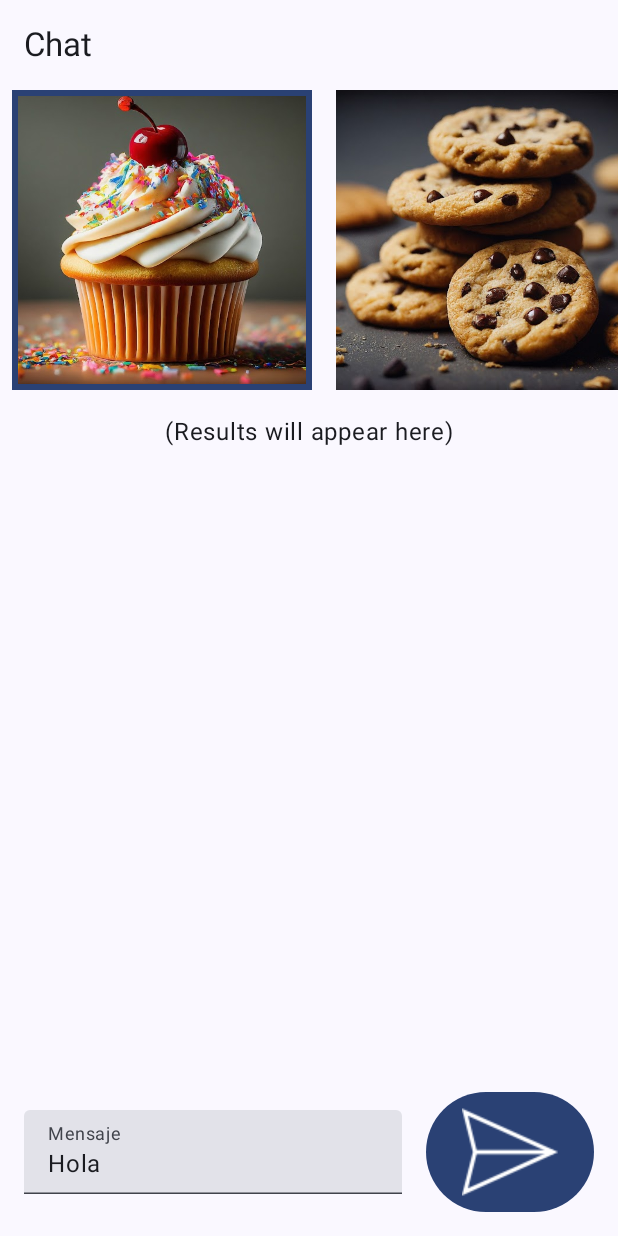
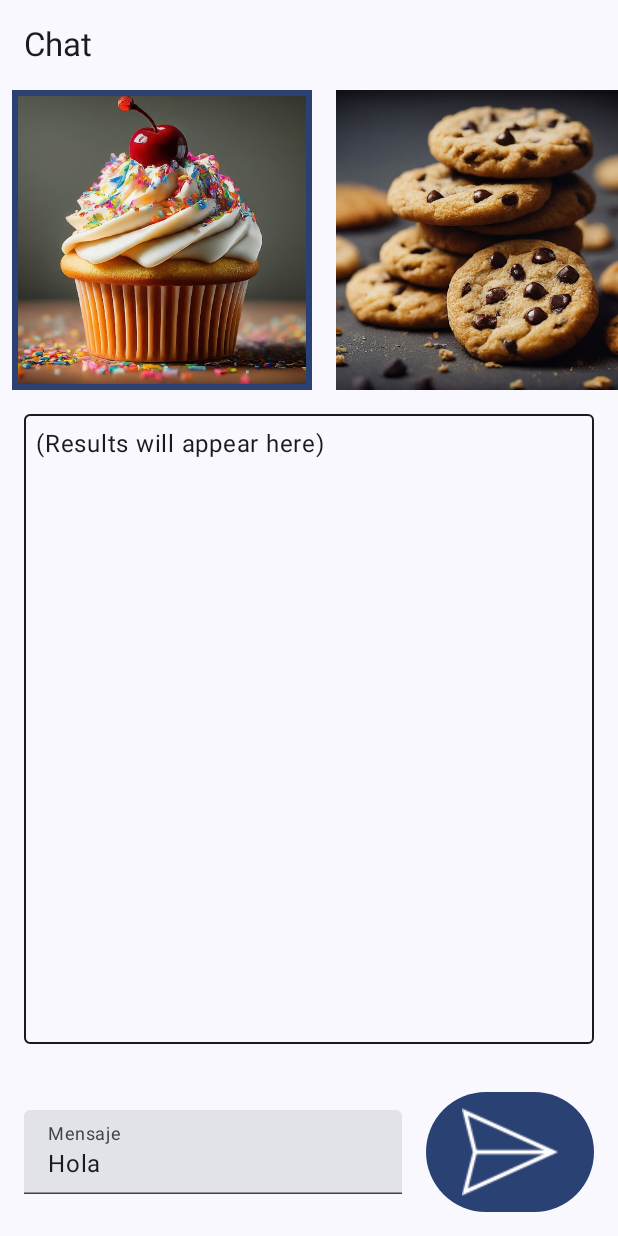
Before and after one commit to apineiroandion/ChatBotGemini, an Android app built with Jetpack Compose: the screen it shows after launch (MainActivity), on a phone screen of 412 x 824 dp. Run offline under Robolectric (Android 15) with nearby library versions, the light colour scheme and no system bars; libraries missing offline, so code that uses them is left out: com.google.ai.client.

Commit message:
Chat Box add to UI

```diff
--- a/app/src/main/java/com/example/apigemini/BakingScreen.kt
+++ b/app/src/main/java/com/example/apigemini/BakingScreen.kt
@@ -5,6 +5,9 @@ import androidx.compose.foundation.BorderStroke
 import androidx.compose.foundation.Image
 import androidx.compose.foundation.border
 import androidx.compose.foundation.clickable
+import androidx.compose.foundation.layout.Arrangement
+import androidx.compose.foundation.layout.Box
+import androidx.compose.foundation.layout.BoxWithConstraints
 import androidx.compose.foundation.layout.Column
 import androidx.compose.foundation.layout.Row
 import androidx.compose.foundation.layout.fillMaxSize
@@ -14,7 +17,9 @@ import androidx.compose.foundation.layout.requiredSize
 import androidx.compose.foundation.lazy.LazyRow
 import androidx.compose.foundation.lazy.itemsIndexed
 import androidx.compose.foundation.rememberScrollState
+import androidx.compose.foundation.shape.RoundedCornerShape
 import androidx.compose.foundation.verticalScroll
+import androidx.compose.material3.BottomAppBar
 import androidx.compose.material3.Button
 import androidx.compose.material3.CircularProgressIndicator
 import androidx.compose.material3.Icon
@@ -65,7 +70,8 @@ fun BakingScreen(
     val context = LocalContext.current
 
     Column(
-        modifier = Modifier.fillMaxSize()
+        modifier = Modifier.fillMaxSize(),
+        verticalArrangement = Arrangement.SpaceBetween
     ) {
         Text(
             text = stringResource(R.string.baking_title),
@@ -95,28 +101,26 @@ fun BakingScreen(
             }
         }
 
-
-
-        if (uiState is UiState.Loading) {
-            CircularProgressIndicator(modifier = Modifier.align(Alignment.CenterHorizontally))
-        } else {
-            var textColor = MaterialTheme.colorScheme.onSurface
-            if (uiState is UiState.Error) {
-                textColor = MaterialTheme.colorScheme.error
-                result = (uiState as UiState.Error).errorMessage
-            } else if (uiState is UiState.Success) {
-                textColor = MaterialTheme.colorScheme.onSurface
-                result = (uiState as UiState.Success).outputText
-            }
-            val scrollState = rememberScrollState()
+        // Caja de scroll con el texto de resultado
+        val scrollState = rememberScrollState()
+        Box(
+            modifier = Modifier
+                .weight(1f) // Ocupa el espacio restante entre LazyRow y el Row con el TextField
+                .fillMaxWidth()
+                .padding(16.dp)
+                .border(1.dp, MaterialTheme.colorScheme.onSurface, RoundedCornerShape(4.dp))
+        ) {
             Text(
                 text = result,
                 textAlign = TextAlign.Start,
-                color = textColor,
+                color = when (uiState) {
+                    is UiState.Error -> MaterialTheme.colorScheme.error
+                    is UiState.Success -> MaterialTheme.colorScheme.onSurface
+                    else -> MaterialTheme.colorScheme.onSurface
+                },
                 modifier = Modifier
-                    .align(Alignment.CenterHorizontally)
-                    .padding(16.dp)
-                    .weight(1f)
+                    .fillMaxSize()
+                    .padding(8.dp)
                     .verticalScroll(scrollState)
             )
         }
```
